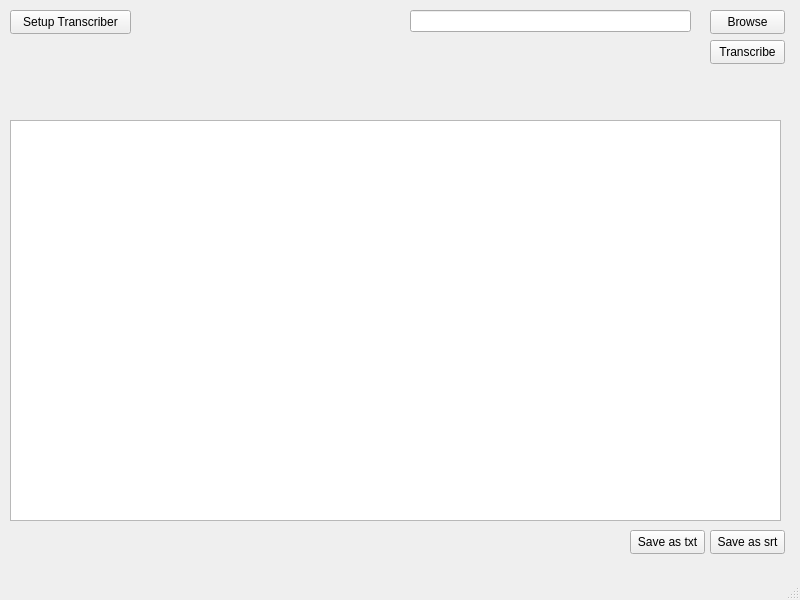
IsmailKefokeris/EasyTranscriber, file src/ui/views/mainPage.ui: the form before one commit.
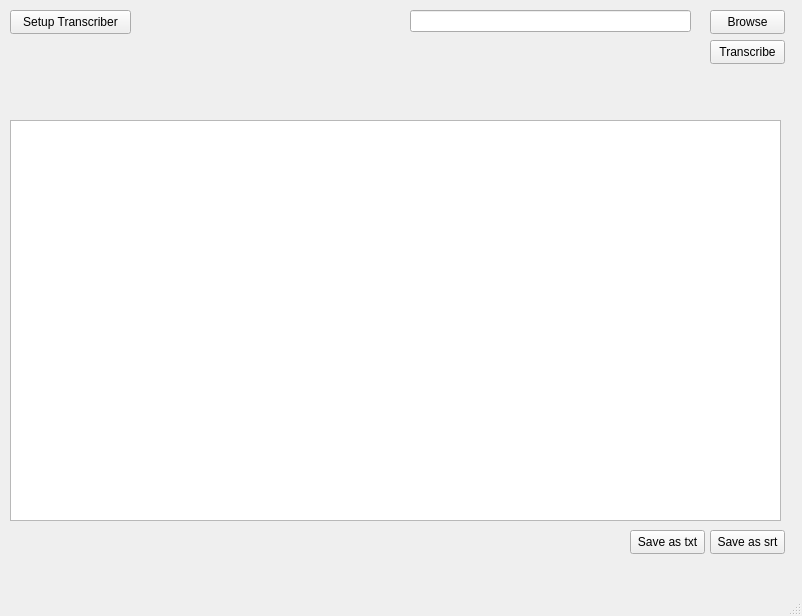
The form after the commit.

Diff of the .ui file:
```diff
--- a/src/ui/views/mainPage.ui
+++ b/src/ui/views/mainPage.ui
@@ -6,8 +6,8 @@
    <rect>
     <x>0</x>
     <y>0</y>
-    <width>800</width>
-    <height>600</height>
+    <width>802</width>
+    <height>616</height>
    </rect>
   </property>
   <property name="windowTitle">
```
Left out of the diff: 2 changed lines with no effect on the pictures.
